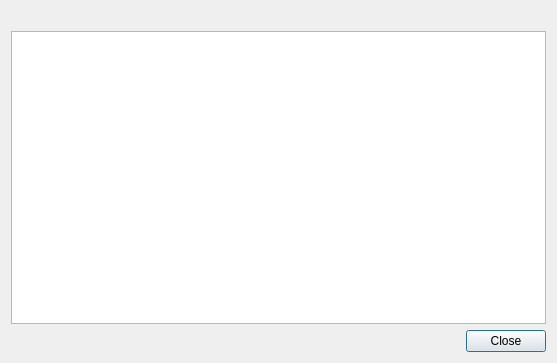
Qt form widgets/paramdialog.ui (njupt-robomasters/vesc_tool-zh) before a commit.
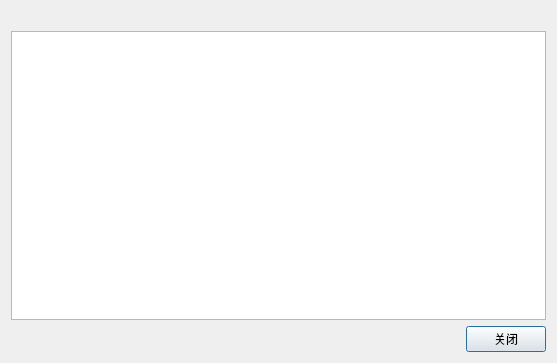
The same form after that commit. Custom widgets are drawn as their Qt base class.

```diff
--- a/widgets/paramdialog.ui
+++ b/widgets/paramdialog.ui
@@ -51,7 +51,7 @@
      <item>
       <widget class="QPushButton" name="closeButton">
        <property name="text">
-        <string>Close</string>
+        <string>关闭</string>
        </property>
       </widget>
      </item>
```
